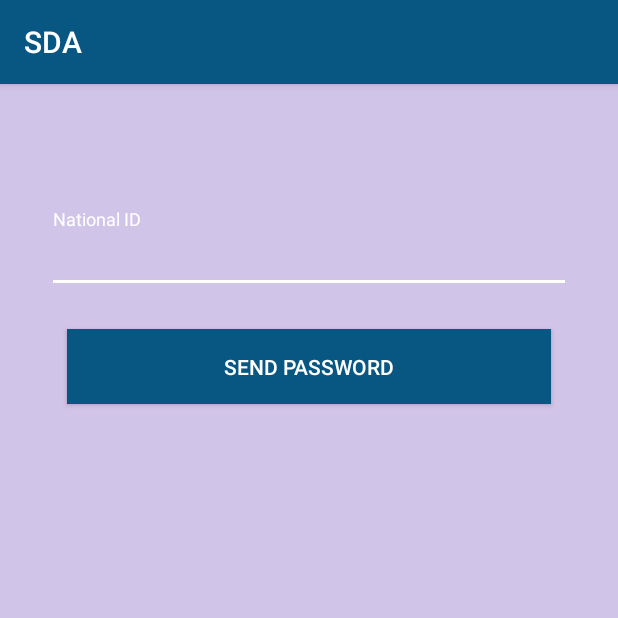
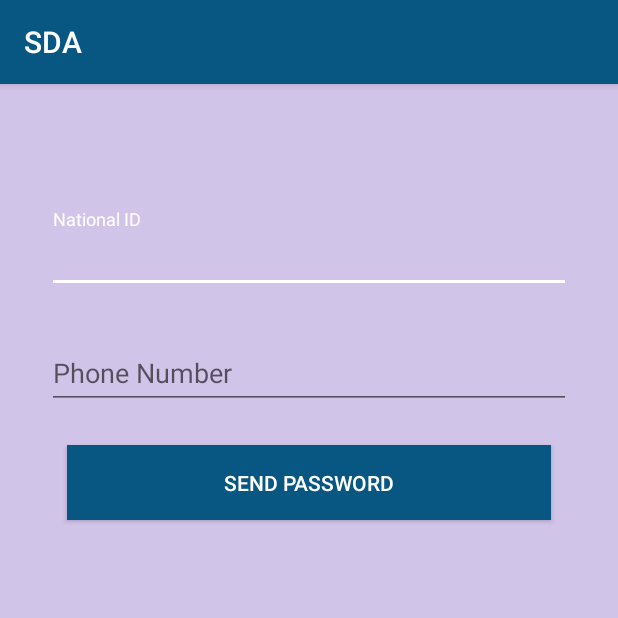
Before and after one commit to Allhabiy/SDA, an Android app: the ResetPasswordActivity screen opened directly, with no data from a screen before it, after a tap on "SEND PASSWORD", on a phone screen of 412 x 824 dp, the top half of it. Run offline under Robolectric (Android 15) with nearby library versions, the light colour scheme and no system bars; our stand-ins replace Volley, sdp/ssp sizes; network calls fail.

Commit message:
noting new

```diff
--- a/app/src/main/java/allhabiy/sda/activities/ResetPasswordActivity.java
+++ b/app/src/main/java/allhabiy/sda/activities/ResetPasswordActivity.java
@@ -23,6 +23,8 @@ import allhabiy.sda.R;
 public class ResetPasswordActivity extends AppCompatActivity {
 
     private EditText editTextSendNationalID;
+    private EditText editTextSendPhone;
+
     private EditText editTextOldPassword;
     private EditText editTextNewPassword;
 
@@ -34,6 +36,7 @@ public class ResetPasswordActivity extends AppCompatActivity {
     private static final String ForgetPassword_URL = "http://m7sn.com/sda/app/sms/GetPassword2.php";
 
     public static final String KEY_ForgetPass = "forgetpassword";
+    public static final String KEY_ForgetPhone = "forgetphone";
 
 
     @Override
@@ -43,6 +46,7 @@ public class ResetPasswordActivity extends AppCompatActivity {
 
 
         editTextSendNationalID = (EditText) findViewById(R.id.forgetNationalID);
+        editTextSendPhone = (EditText) findViewById(R.id.forgetPhone);
         editTextOldPassword = (EditText) findViewById(R.id.editTextPassword_Old);
         editTextNewPassword = (EditText) findViewById(R.id.editTextPassword_New);
 
@@ -75,6 +79,8 @@ public class ResetPasswordActivity extends AppCompatActivity {
 
     private void GetPassword() {
         final String NationalID = editTextSendNationalID.getText().toString().trim();
+        final String Phone = editTextSendPhone.getText().toString().trim();
+
 
         StringRequest stringRequest = new StringRequest(Request.Method.POST, ForgetPassword_URL,
                 new Response.Listener<String>() {
@@ -93,6 +99,8 @@ public class ResetPasswordActivity extends AppCompatActivity {
             protected Map<String, String> getParams() {
                 Map<String, String> params = new HashMap<String, String>();
                 params.put(KEY_ForgetPass, NationalID);
+                params.put(KEY_ForgetPhone, Phone);
+
                 return params;
             }
         };
--- a/app/src/main/res/layout/activity_reset_password.xml
+++ b/app/src/main/res/layout/activity_reset_password.xml
@@ -26,6 +26,20 @@
                 android:layout_width="match_parent"
                 android:layout_height="wrap_content"
                 android:hint="National ID"
+                android:inputType="number" />
+        </android.support.design.widget.TextInputLayout>
+
+        <android.support.design.widget.TextInputLayout
+            android:layout_width="match_parent"
+            android:layout_height="wrap_content"
+            android:layout_marginBottom="@dimen/_8sdp"
+            android:layout_marginTop="@dimen/_8sdp">
+
+            <EditText
+                android:id="@+id/forgetPhone"
+                android:layout_width="match_parent"
+                android:layout_height="wrap_content"
+                android:hint="Phone Number"
                 android:inputType="number" />
         </android.support.design.widget.TextInputLayout>
 
```
